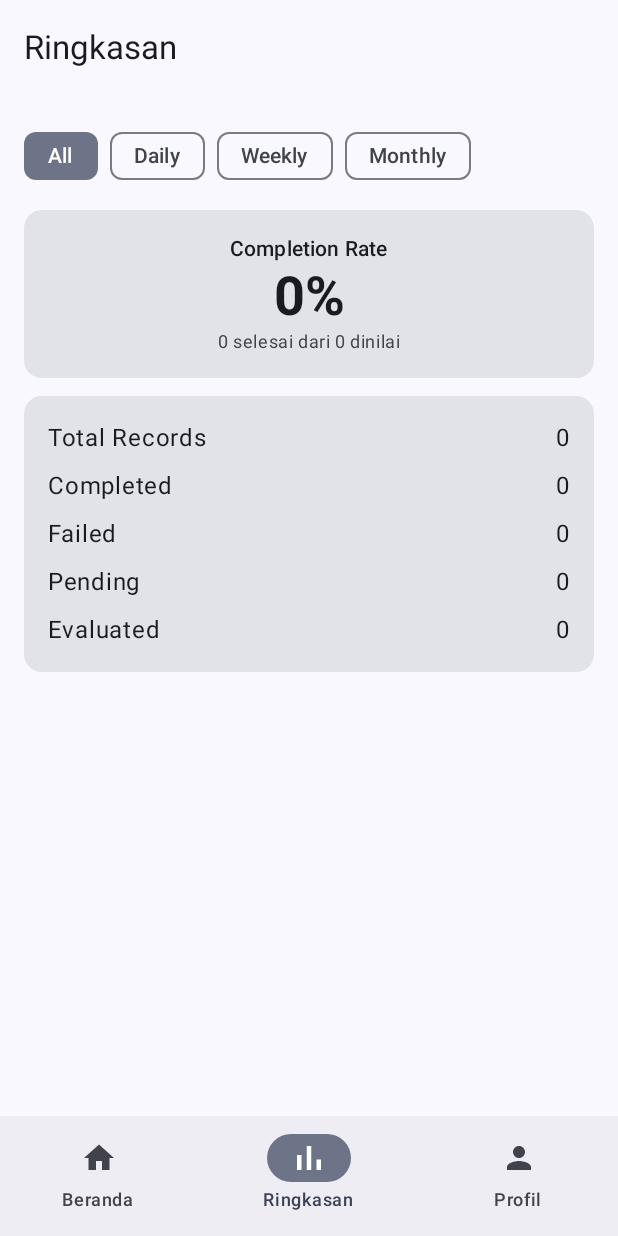
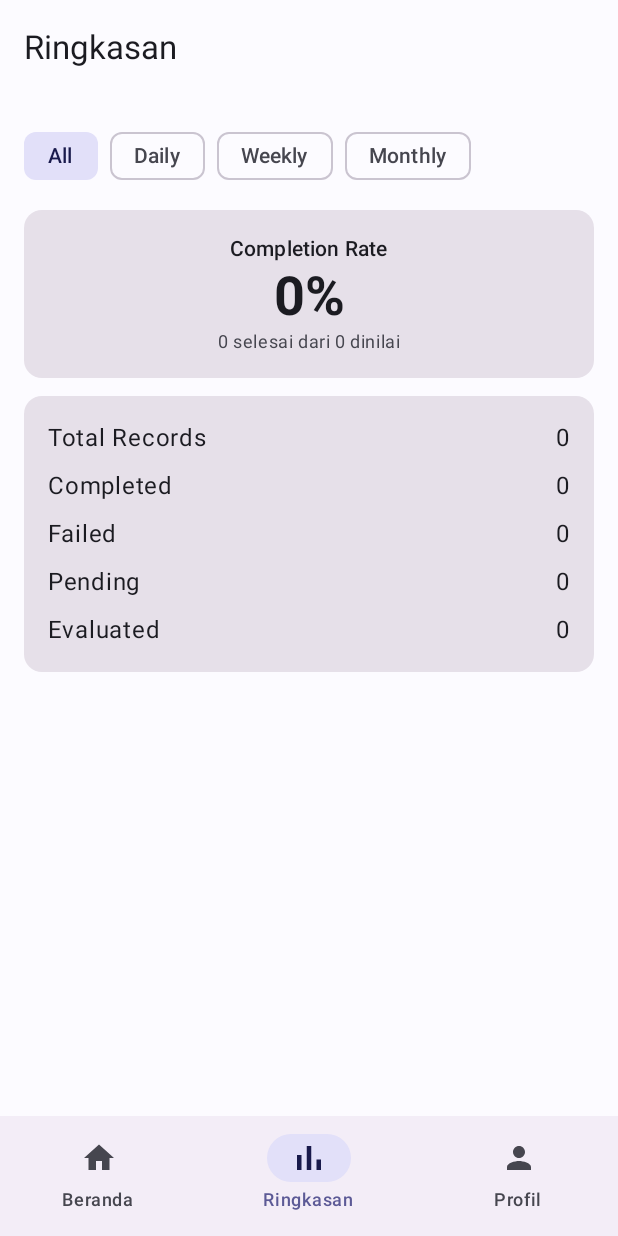
Before and after one commit to ahmadsiddiq-lang/MyHabbit, an Android app built with Jetpack Compose: the screen it shows after launch (MainActivity), item 2 of the bottom bar chosen, on a phone screen of 412 x 824 dp. Run offline under Robolectric (Android 15) with nearby library versions, the phone set to English and light mode, and no system bars; our stand-ins replace Dagger/Hilt's generated code, Room's generated code.

Commit message:
feat: ui refresh per ui.png mockup - brand colors, splash, status picker sheet

```diff
--- a/app/src/main/java/com/myhabbit/app/presentation/dashboard/DashboardScreen.kt
+++ b/app/src/main/java/com/myhabbit/app/presentation/dashboard/DashboardScreen.kt
@@ -1,6 +1,8 @@
 package com.myhabbit.app.presentation.dashboard
 
+import androidx.compose.foundation.clickable
 import androidx.compose.foundation.layout.Arrangement
+import androidx.compose.foundation.layout.Box
 import androidx.compose.foundation.layout.Column
 import androidx.compose.foundation.layout.Row
 import androidx.compose.foundation.layout.Spacer
@@ -8,11 +10,13 @@ import androidx.compose.foundation.layout.fillMaxSize
 import androidx.compose.foundation.layout.fillMaxWidth
 import androidx.compose.foundation.layout.height
 import androidx.compose.foundation.layout.padding
+import androidx.compose.foundation.layout.size
 import androidx.compose.foundation.layout.width
 import androidx.compose.foundation.lazy.LazyColumn
 import androidx.compose.foundation.lazy.LazyListScope
 import androidx.compose.material.icons.Icons
 import androidx.compose.material.icons.filled.Add
+import androidx.compose.material.icons.filled.Person
 import androidx.compose.material3.AlertDialog
 import androidx.compose.material3.Button
 import androidx.compose.material3.Card
@@ -20,6 +24,7 @@ import androidx.compose.material3.CircularProgressIndicator
 import androidx.compose.material3.ExperimentalMaterial3Api
 import androidx.compose.material3.FloatingActionButton
 import androidx.compose.material3.Icon
+import androidx.compose.material3.IconButton
 import androidx.compose.material3.MaterialTheme
 import androidx.compose.material3.Scaffold
 import androidx.compose.material3.SnackbarHost
@@ -45,7 +50,9 @@ import com.myhabbit.app.domain.model.HabitCategory
 import com.myhabbit.app.domain.model.HabitStatus
 import com.myhabbit.app.domain.usecase.record.HabitWithStatus
 import com.myhabbit.app.presentation.components.ProgressCard
-import com.myhabbit.app.presentation.components.StatusSelector
+import com.myhabbit.app.presentation.components.StatusIcon
+import com.myhabbit.app.presentation.components.StatusPickerSheet
+import com.myhabbit.app.ui.common.AppLogo
 import com.myhabbit.app.ui.common.SwipeToDeleteContainer
 
 @OptIn(ExperimentalMaterial3Api::class)
@@ -54,6 +61,7 @@ fun DashboardScreen(
     onOpenActivityList: () -> Unit,
     onCreateActivity: () -> Unit,
     onOpenHistory: () -> Unit,
+    onOpenProfile: () -> Unit,
     viewModel: DashboardViewModel = hiltViewModel()
 ) {
     val state by viewModel.uiState.collectAsStateWithLifecycle()
@@ -62,6 +70,19 @@ fun DashboardScreen(
     // Konfirmasi hapus: "Restoring data" tidak berlaku di sini —
     // dialog delete activity (PRD.md §16)
     var habitToDelete by remember { mutableStateOf<HabitWithStatus?>(null) }
+
+    // Popup "Pilih Status" (mockup UI.png #5) — kartu cukup 1 klik
+    var statusTarget by remember { mutableStateOf<HabitWithStatus?>(null) }
+
+    statusTarget?.let { item ->
+        StatusPickerSheet(
+            onStatusSelected = { status ->
+                viewModel.onStatusChange(item, status)
+                statusTarget = null
+            },
+            onDismiss = { statusTarget = null }
+        )
+    }
 
     habitToDelete?.let { item ->
         AlertDialog(
@@ -93,7 +114,25 @@ fun DashboardScreen(
 
     Scaffold(
         topBar = {
-            TopAppBar(title = { Text("MyHabbit") })
+            TopAppBar(
+                title = {
+                    Row(verticalAlignment = Alignment.CenterVertically) {
+                        AppLogo()
+                        Text(
+                            text = "MyHabbit",
+                            modifier = Modifier.padding(start = 10.dp)
+                        )
+                    }
+                },
+                actions = {
+                    IconButton(
+                        onClick = onOpenProfile,
+                        modifier = Modifier.semantics { contentDescription = "Buka profil" }
+                    ) {
+                        Icon(Icons.Filled.Person, contentDescription = null)
+                    }
+                }
+            )
         },
         snackbarHost = { SnackbarHost(snackbarHostState) },
         floatingActionButton = {
@@ -161,7 +200,8 @@ fun DashboardScreen(
                     label = "DAILY",
                     items = state.daily,
                     onStatusChange = viewModel::onStatusChange,
-                    onDelete = { habitToDelete = it }
+                    onDelete = { habitToDelete = it },
+                    onStatusClick = { statusTarget = it }
                 )
             }
             if (state.weekly.isNotEmpty()) {
@@ -169,7 +209,8 @@ fun DashboardScreen(
                     label = "WEEKLY",
                     items = state.weekly,
                     onStatusChange = viewModel::onStatusChange,
-                    onDelete = { habitToDelete = it }
+                    onDelete = { habitToDelete = it },
+                    onStatusClick = { statusTarget = it }
                 )
             }
             if (state.monthly.isNotEmpty()) {
@@ -177,7 +218,8 @@ fun DashboardScreen(
                     label = "MONTHLY",
                     items = state.monthly,
                     onStatusChange = viewModel::onStatusChange,
-                    onDelete = { habitToDelete = it }
+                    onDelete = { habitToDelete = it },
+                    onStatusClick = { statusTarget = it }
                 )
             }
 
@@ -200,7 +242,8 @@ private fun LazyListScope.habitSection(
     label: String,
     items: List<HabitWithStatus>,
     onStatusChange: (HabitWithStatus, HabitStatus) -> Unit,
-    onDelete: (HabitWithStatus) -> Unit
+    onDelete: (HabitWithStatus) -> Unit,
+    onStatusClick: (HabitWithStatus) -> Unit
 ) {
     item {
         Text(
@@ -236,11 +279,18 @@ private fun LazyListScope.habitSection(
                     Column(modifier = Modifier.weight(1f)) {
                         Text(text = item.habit.title)
                     }
-                    Spacer(modifier = Modifier.width(4.dp))
-                    StatusSelector(
-                        currentStatus = item.status,
-                        onStatusSelected = { onStatusChange(item, it) }
-                    )
+                    Spacer(modifier = Modifier.width(8.dp))
+                    // Ikon status saat ini — ketuk untuk membuka popup
+                    // "Pilih Status" (mockup UI.png #5)
+                    Box(
+                        modifier = Modifier
+                            .size(36.dp)
+                            .clickable { onStatusClick(item) }
+                            .semantics { contentDescription = "Pilih status ${item.habit.title}" },
+                        contentAlignment = Alignment.Center
+                    ) {
+                        StatusIcon(status = item.status)
+                    }
                 }
             }
         }
--- a/app/src/main/java/com/myhabbit/app/presentation/navigation/AppNavigation.kt
+++ b/app/src/main/java/com/myhabbit/app/presentation/navigation/AppNavigation.kt
@@ -7,7 +7,11 @@ import androidx.compose.material3.NavigationBarItem
 import androidx.compose.material3.Scaffold
 import androidx.compose.material3.Text
 import androidx.compose.runtime.Composable
+import androidx.compose.runtime.LaunchedEffect
 import androidx.compose.runtime.getValue
+import androidx.compose.runtime.mutableStateOf
+import androidx.compose.runtime.remember
+import androidx.compose.runtime.setValue
 import androidx.compose.ui.Modifier
 import androidx.compose.ui.res.painterResource
 import androidx.navigation.NavDestination.Companion.hierarchy
@@ -24,7 +28,9 @@ import com.myhabbit.app.presentation.activity.ActivityListScreen
 import com.myhabbit.app.presentation.dashboard.DashboardScreen
 import com.myhabbit.app.presentation.history.HistoryScreen
 import com.myhabbit.app.presentation.profile.ProfileScreen
+import com.myhabbit.app.presentation.splash.SplashScreen
 import com.myhabbit.app.presentation.summary.SummaryScreen
+import kotlinx.coroutines.delay
 
 /** Item bottom nav — icon vector sesuai fungsi tiap tab. */
 private data class BottomNavItem(
@@ -36,6 +42,17 @@ private data class BottomNavItem(
 @Composable
 fun AppNavigation() {
     val navController = rememberNavController()
+
+    // Splash (mockup UI.png #1) — tampil singkat sebelum konten utama
+    var showSplash by remember { mutableStateOf(true) }
+    LaunchedEffect(Unit) {
+        delay(1600)
+        showSplash = false
+    }
+    if (showSplash) {
+        SplashScreen()
+        return
+    }
 
     val items = listOf(
         BottomNavItem(Screen.Dashboard, "Beranda", R.drawable.ic_nav_dashboard),
@@ -82,7 +99,8 @@ fun AppNavigation() {
                 DashboardScreen(
                     onOpenActivityList = { navController.navigate(Screen.ActivityList.route) },
                     onCreateActivity = { navController.navigate(Screen.ActivityForm.route) },
-                    onOpenHistory = { navController.navigate(Screen.History.route) }
+                    onOpenHistory = { navController.navigate(Screen.History.route) },
+                    onOpenProfile = { navController.navigate(Screen.Profile.route) }
                 )
             }
             composable(Screen.Summary.route) { SummaryScreen() }
--- /dev/null
+++ b/app/src/main/java/com/myhabbit/app/presentation/splash/SplashScreen.kt
@@ -0,0 +1,76 @@
+package com.myhabbit.app.presentation.splash
+
+import androidx.compose.foundation.background
+import androidx.compose.foundation.layout.Arrangement
+import androidx.compose.foundation.layout.Box
+import androidx.compose.foundation.layout.Column
+import androidx.compose.foundation.layout.Spacer
+import androidx.compose.foundation.layout.fillMaxSize
+import androidx.compose.foundation.layout.height
+import androidx.compose.foundation.layout.padding
+import androidx.compose.foundation.layout.size
+import androidx.compose.material3.CircularProgressIndicator
+import androidx.compose.material3.Text
+import androidx.compose.runtime.Composable
+import androidx.compose.ui.Alignment
+import androidx.compose.ui.Modifier
+import androidx.compose.ui.graphics.Brush
+import androidx.compose.ui.graphics.Color
+import androidx.compose.ui.text.font.FontWeight
+import androidx.compose.ui.unit.dp
+import androidx.compose.ui.unit.sp
+import com.myhabbit.app.ui.common.AppLogo
+import com.myhabbit.app.ui.theme.BrandPrimary
+
+/**
+ * Splash screen (mockup UI.png layar #1): latar ungu, logo centang,
+ * nama aplikasi + tagline "Track • Plan • Achieve", spinner di bawah.
+ * Ditampilkan singkat sebelum konten utama (lihat AppNavigation).
+ */
+@Composable
+fun SplashScreen(modifier: Modifier = Modifier) {
+    Box(
+        modifier = modifier
+            .fillMaxSize()
+            .background(
+                Brush.verticalGradient(
+                    colors = listOf(
+                        Color(0xFF6A5AE0),
+                        BrandPrimary,
+                        Color(0xFF3D34A0)
+                    )
+                )
+            ),
+        contentAlignment = Alignment.Center
+    ) {
+        Column(horizontalAlignment = Alignment.CenterHorizontally) {
+            AppLogo(
+                size = 96.dp,
+                container = Color.White,
+                iconColor = BrandPrimary
+            )
+            Spacer(modifier = Modifier.height(16.dp))
+            Text(
+                text = "MyHabbit",
+                color = Color.White,
+                fontSize = 32.sp,
+                fontWeight = FontWeight.Bold
+            )
+            Spacer(modifier = Modifier.height(4.dp))
+            Text(
+                text = "Track • Plan • Achieve",
+                color = Color.White.copy(alpha = 0.85f),
+                fontSize = 14.sp
+            )
+        }
+
+        CircularProgressIndicator(
+            color = Color.White,
+            strokeWidth = 3.dp,
+            modifier = Modifier
+                .align(Alignment.BottomCenter)
+                .padding(bottom = 96.dp)
+                .size(32.dp)
+        )
+    }
+}
--- /dev/null
+++ b/app/src/main/java/com/myhabbit/app/ui/common/AppLogo.kt
@@ -0,0 +1,42 @@
+package com.myhabbit.app.ui.common
+
+import androidx.compose.foundation.background
+import androidx.compose.foundation.layout.Box
+import androidx.compose.foundation.layout.size
+import androidx.compose.foundation.shape.RoundedCornerShape
+import androidx.compose.material.icons.Icons
+import androidx.compose.material.icons.filled.Check
+import androidx.compose.material3.Icon
+import androidx.compose.runtime.Composable
+import androidx.compose.ui.Alignment
+import androidx.compose.ui.Modifier
+import androidx.compose.ui.graphics.Color
+import androidx.compose.ui.unit.Dp
+import androidx.compose.ui.unit.dp
+
+/**
+ * Logo MyHabbit — kotak bersudut dengan tanda centang (mockup UI.png).
+ * [container]/[iconColor] bisa diatur: putih-di-ungu (splash) atau
+ * ungu-di-putih (top bar).
+ */
+@Composable
+fun AppLogo(
+    size: Dp = 28.dp,
+    container: Color = Color.White,
+    iconColor: Color = Color(0xFF5246C8),
+    modifier: Modifier = Modifier
+) {
+    Box(
+        modifier = modifier
+            .size(size)
+            .background(container, RoundedCornerShape(size * 0.3f)),
+        contentAlignment = Alignment.Center
+    ) {
+        Icon(
+            imageVector = Icons.Filled.Check,
+            contentDescription = null,
+            tint = iconColor,
+            modifier = Modifier.size(size * 0.62f)
+        )
+    }
+}
--- a/app/src/main/java/com/myhabbit/app/ui/theme/Color.kt
+++ b/app/src/main/java/com/myhabbit/app/ui/theme/Color.kt
@@ -2,10 +2,27 @@ package com.myhabbit.app.ui.theme
 
 import androidx.compose.ui.graphics.Color
 
+/**
+ * Palet brand MyHabbit — sesuai mockup UI.png (ungu + aksen hijau/merah).
+ * dynamicColor dimatikan agar tampilan konsisten dengan referensi UI.
+ */
+
+// Brand utama
+val BrandPrimary = Color(0xFF5246C8)      // ungu tua — top bar, tombol utama
+val BrandPrimaryDark = Color(0xFFC3BBFF)  // ungu muda — tema gelap
+val BrandContainer = Color(0xFFE4DFFF)    // lavender terang
+val BrandOnContainer = Color(0xFF1A1060)
+
+// Aksen status
+val SuccessGreen = Color(0xFF2E7D32)      // ✓ Selesai (terang)
+val SuccessGreenDark = Color(0xFF8BD98F)  // ✓ Selesai (gelap)
+val FailureRed = Color(0xFFB3261E)        // ✕ Tidak dilakukan (terang)
+val FailureRedDark = Color(0xFFFFB4AB)    // ✕ Tidak dilakukan (gelap)
+
+// Netral lama (dipertahankan untuk kompatibilitas)
 val Purple80 = Color(0xFFD0BCFF)
 val PurpleGrey80 = Color(0xFFCCC2DC)
 val Pink80 = Color(0xFFEFB8C8)
-
 val Purple40 = Color(0xFF6650a4)
 val PurpleGrey40 = Color(0xFF625b71)
 val Pink40 = Color(0xFF7D5260)
--- a/app/src/main/java/com/myhabbit/app/ui/theme/Theme.kt
+++ b/app/src/main/java/com/myhabbit/app/ui/theme/Theme.kt
@@ -1,46 +1,67 @@
 package com.myhabbit.app.ui.theme
 
 import android.app.Activity
-import android.os.Build
 import androidx.compose.foundation.isSystemInDarkTheme
 import androidx.compose.material3.MaterialTheme
 import androidx.compose.material3.darkColorScheme
-import androidx.compose.material3.dynamicDarkColorScheme
-import androidx.compose.material3.dynamicLightColorScheme
 import androidx.compose.material3.lightColorScheme
 import androidx.compose.runtime.Composable
 import androidx.compose.runtime.SideEffect
+import androidx.compose.ui.graphics.Color
 import androidx.compose.ui.graphics.toArgb
-import androidx.compose.ui.platform.LocalContext
 import androidx.compose.ui.platform.LocalView
 import androidx.core.view.WindowCompat
 
+/**
+ * Palet brand tetap (mockup UI.png) — dynamicColor Material You TIDAK
+ * dipakai agar warna aplikasi selalu konsisten dengan referensi UI.
+ */
 private val DarkColorScheme = darkColorScheme(
-    primary = Purple80,
-    secondary = PurpleGrey80,
-    tertiary = Pink80
+    primary = BrandPrimaryDark,
+    onPrimary = Color(0xFF241A6B),
+    primaryContainer = Color(0xFF3B2F8F),
+    onPrimaryContainer = Color(0xFFE4DFFF),
+    secondary = Color(0xFFC6C4E0),
+    onSecondary = Color(0xFF2E2B4D),
+    secondaryContainer = Color(0xFF45426A),
+    onSecondaryContainer = Color(0xFFE2E0F9),
+    tertiary = Color(0xFFEFB8C8),
+    background = Color(0xFF121218),
+    onBackground = Color(0xFFE4E1EC),
+    surface = Color(0xFF121218),
+    onSurface = Color(0xFFE4E1EC),
+    surfaceVariant = Color(0xFF45425A),
+    onSurfaceVariant = Color(0xFFC6C4D9),
+    error = FailureRedDark,
+    onError = Color(0xFF690005)
 )
 
 private val LightColorScheme = lightColorScheme(
-    primary = Purple40,
-    secondary = PurpleGrey40,
-    tertiary = Pink40
+    primary = BrandPrimary,
+    onPrimary = Color(0xFFFFFFFF),
+    primaryContainer = BrandContainer,
+    onPrimaryContainer = BrandOnContainer,
+    secondary = Color(0xFF5C5A96),
+    onSecondary = Color(0xFFFFFFFF),
+    secondaryContainer = Color(0xFFE2E0F9),
+    onSecondaryContainer = Color(0xFF191A4C),
+    tertiary = Color(0xFF7D5260),
+    background = Color(0xFFFCFBFF),
+    onBackground = Color(0xFF1B1B21),
+    surface = Color(0xFFFCFBFF),
+    onSurface = Color(0xFF1B1B21),
+    surfaceVariant = Color(0xFFE4E1F5),
+    onSurfaceVariant = Color(0xFF46464F),
+    error = FailureRed,
+    onError = Color(0xFFFFFFFF)
 )
 
 @Composable
 fun MyHabbitTheme(
     darkTheme: Boolean = isSystemInDarkTheme(),
-    dynamicColor: Boolean = true,
     content: @Composable () -> Unit
 ) {
-    val colorScheme = when {
-        dynamicColor && Build.VERSION.SDK_INT >= Build.VERSION_CODES.S -> {
-            val context = LocalContext.current
-            if (darkTheme) dynamicDarkColorScheme(context) else dynamicLightColorScheme(context)
-        }
-        darkTheme -> DarkColorScheme
-        else -> LightColorScheme
-    }
+    val colorScheme = if (darkTheme) DarkColorScheme else LightColorScheme
     val view = LocalView.current
     if (!view.isInEditMode) {
         SideEffect {
```
Also changed, not shown: app/src/main/java/com/myhabbit/app/presentation/components/StatusIcon.kt (added, +90 -0 lines), app/src/main/java/com/myhabbit/app/presentation/components/StatusPickerSheet.kt (added, +107 -0 lines), app/src/main/java/com/myhabbit/app/presentation/components/StatusSelector.kt (deleted, +0 -115 lines), 2 other files.
